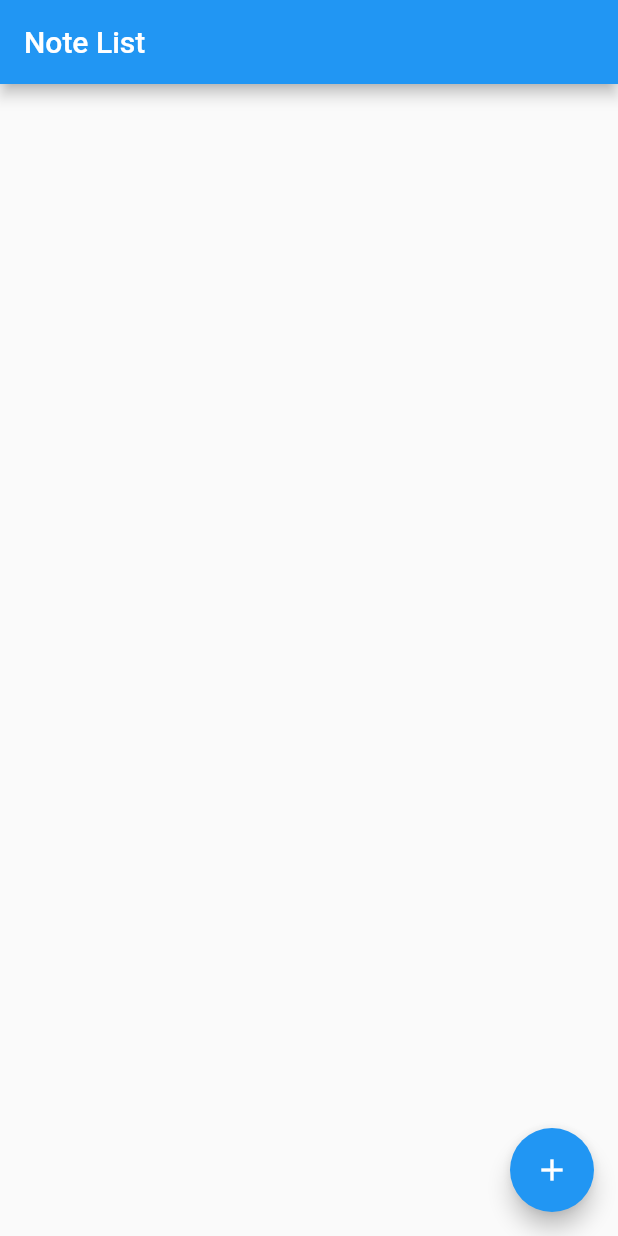
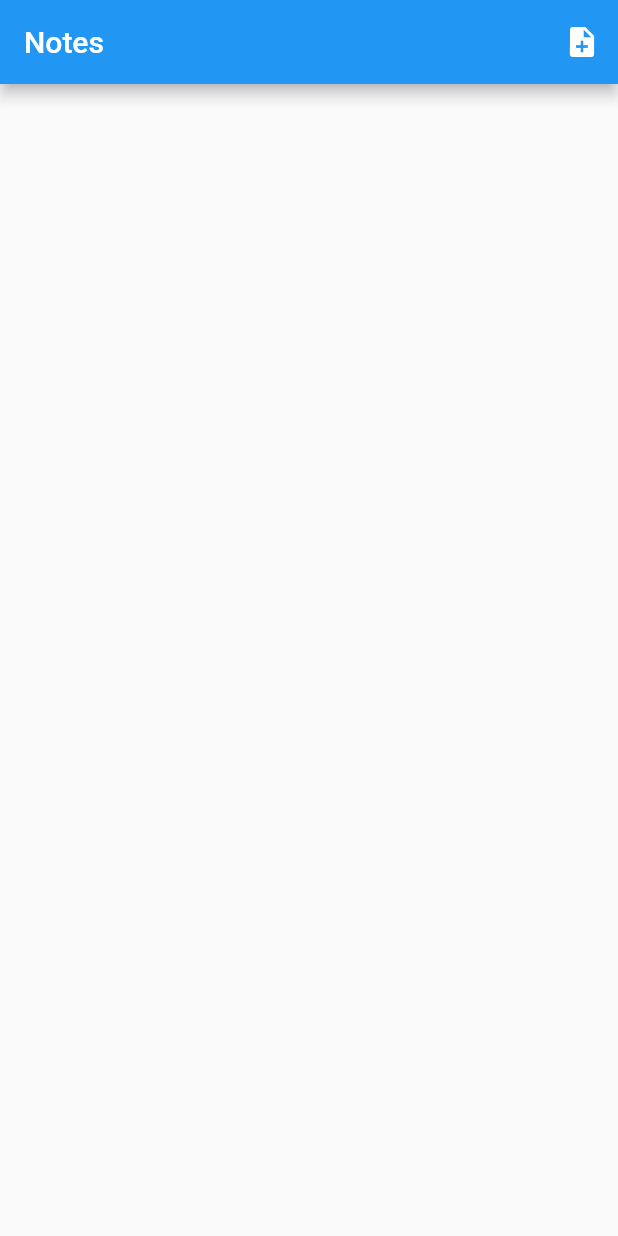
Before and after one commit to OneForCheng/flutter-short-note, a Flutter app: the screen it shows after launch, on a phone screen of 412 x 824 dp. Run offline on Flutter 3.47's test engine with Material 2 defaults, Android fonts, the phone set to English and light mode, and no system bars.

Commit message:
forcheng - use actions of `AppBar` instead of `floatingActionButton`

```diff
--- a/lib/main.dart
+++ b/lib/main.dart
@@ -8,7 +8,7 @@ class NoteApp extends StatelessWidget {
   @override
   Widget build(BuildContext context) {
     return new MaterialApp(
-      title: 'Note List',
+      title: 'Notes',
       home: new NoteList(),
     );
   }
@@ -53,12 +53,17 @@ class NoteListState extends State<NoteList> {
   @override
   Widget build(BuildContext context) {
     return new Scaffold(
-      appBar: new AppBar(title: new Text('Note List')),
+      appBar: new AppBar(
+        title: new Text('Notes'),
+        actions: <Widget>[
+            new IconButton(
+              icon: const Icon(Icons.note_add),
+              onPressed: _pushAddNoteScreen,
+              tooltip: 'Add note',
+            ),
+          ],
+      ),
       body: _buildNoteList(),
-      floatingActionButton: new FloatingActionButton(
-          onPressed: _pushAddNoteScreen,
-          tooltip: 'Add note',
-          child: new Icon(Icons.add)),
     );
   }
 
```
